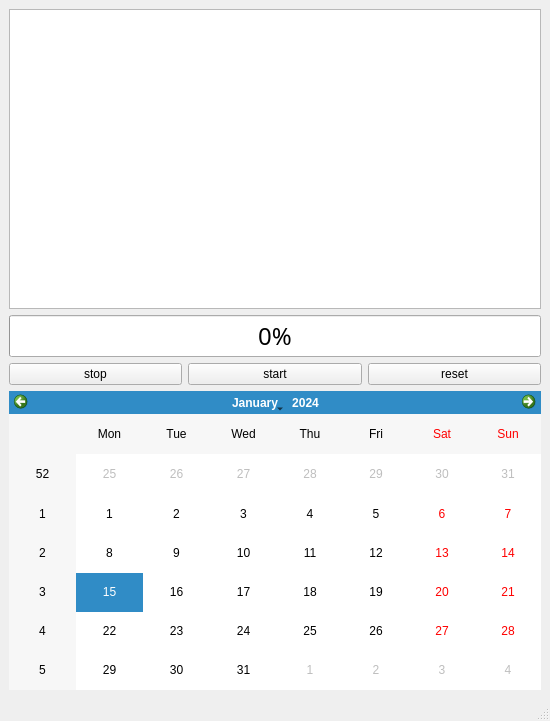
Old version of the form small/11.ui in the repository yang-fu-physics/research.
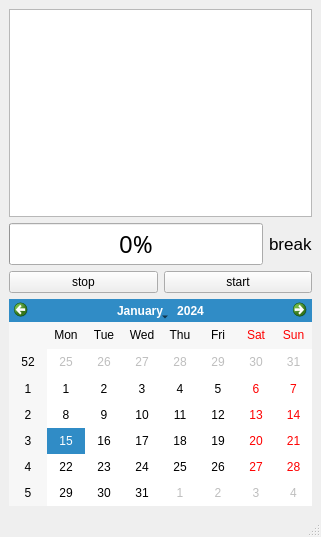
New version of the form.

Commit message: 添加了状态按钮，添加了显示自动移动。

Patch:
```diff
--- a/small/11.ui
+++ b/small/11.ui
@@ -6,15 +6,15 @@
    <rect>
     <x>0</x>
     <y>0</y>
-    <width>550</width>
-    <height>721</height>
+    <width>321</width>
+    <height>537</height>
    </rect>
   </property>
   <property name="windowTitle">
    <string>工作时长</string>
   </property>
   <widget class="QWidget" name="centralwidget">
-   <layout class="QVBoxLayout" name="verticalLayout_2">
+   <layout class="QHBoxLayout" name="horizontalLayout_3">
     <item>
      <layout class="QVBoxLayout" name="verticalLayout">
       <item>
@@ -30,6 +30,8 @@
        </widget>
       </item>
       <item>
+       <layout class="QHBoxLayout" name="horizontalLayout_2">
+        <item>
        <widget class="QProgressBar" name="bar">
         <property name="font">
          <font>
@@ -42,6 +44,21 @@
         </property>
        </widget>
       </item>
+        <item alignment="Qt::AlignRight">
+         <widget class="QLabel" name="ing">
+          <property name="font">
+           <font>
+            <pointsize>13</pointsize>
+            <stylestrategy>PreferDefault</stylestrategy>
+           </font>
+          </property>
+          <property name="text">
+           <string>break</string>
+          </property>
+         </widget>
+        </item>
+       </layout>
+      </item>
       <item>
        <layout class="QHBoxLayout" name="horizontalLayout">
         <item>
@@ -58,13 +75,6 @@
           </property>
          </widget>
         </item>
-        <item>
-         <widget class="QPushButton" name="reset">
-          <property name="text">
-           <string>reset</string>
-          </property>
-         </widget>
-        </item>
        </layout>
       </item>
       <item>
```
Left out of the diff: 2 changed lines with no effect on the pictures. Lines whose indentation alone changed are shown as unchanged. The commit also changes 1 other file.
